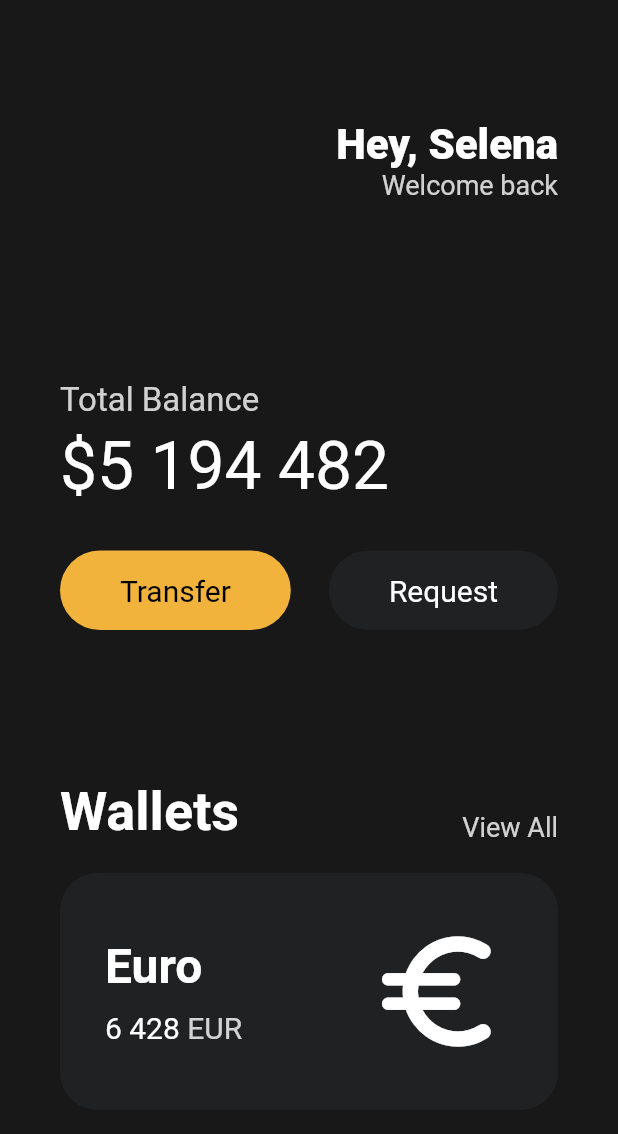
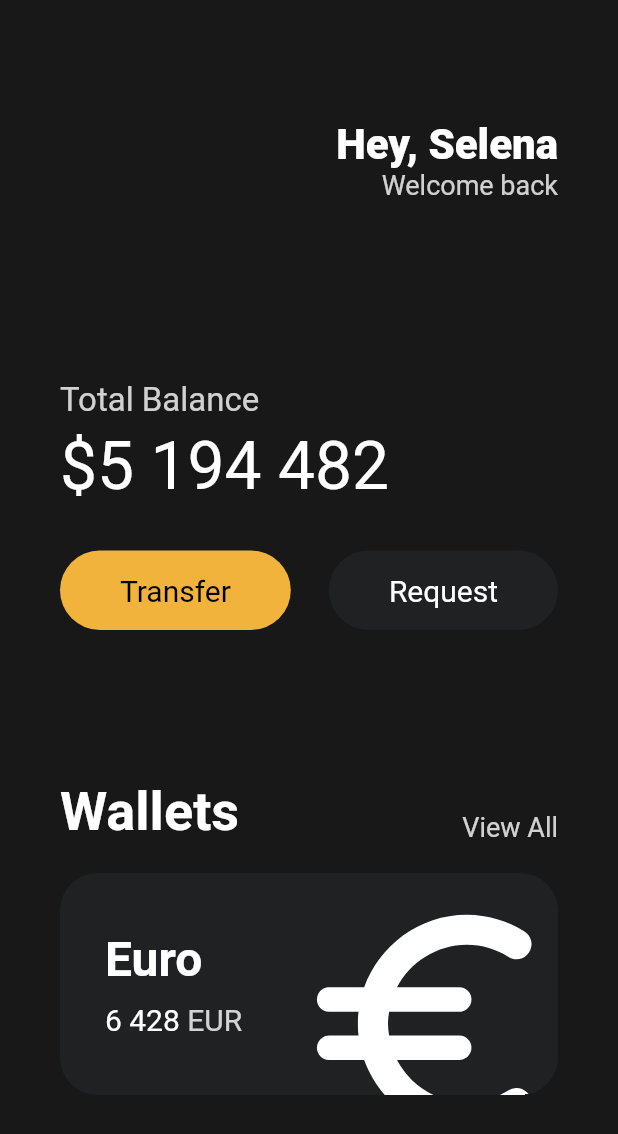
Before and after one commit to hadh93/flutter-toonflix, a Flutter app: the screen it shows after launch, on a phone screen of 412 x 824 dp. Shown: the top 1134 px of the screen. Run offline on Flutter 3.47's test engine with Material 2 defaults, Android fonts, the phone set to English and light mode, and no system bars.

Commit message:
2.7 Complete

```diff
--- a/lib/main.dart
+++ b/lib/main.dart
@@ -110,6 +110,7 @@ class App extends StatelessWidget {
               height: 20,
             ),
             Container(
+                clipBehavior: Clip.hardEdge,
                 decoration: BoxDecoration(
                   color: const Color(0xFF1F2123),
                   borderRadius: BorderRadius.circular(25),
@@ -153,11 +154,14 @@ class App extends StatelessWidget {
                         ],
                       ),
                       Transform.scale(
-                        scale: 1,
-                        child: const Icon(
-                          Icons.euro_rounded,
-                          color: Colors.white,
-                          size: 98,
+                        scale: 2.2,
+                        child: Transform.translate(
+                          offset: const Offset(-5, 12),
+                          child: const Icon(
+                            Icons.euro_rounded,
+                            color: Colors.white,
+                            size: 88,
+                          ),
                         ),
                       ),
                     ],
```
